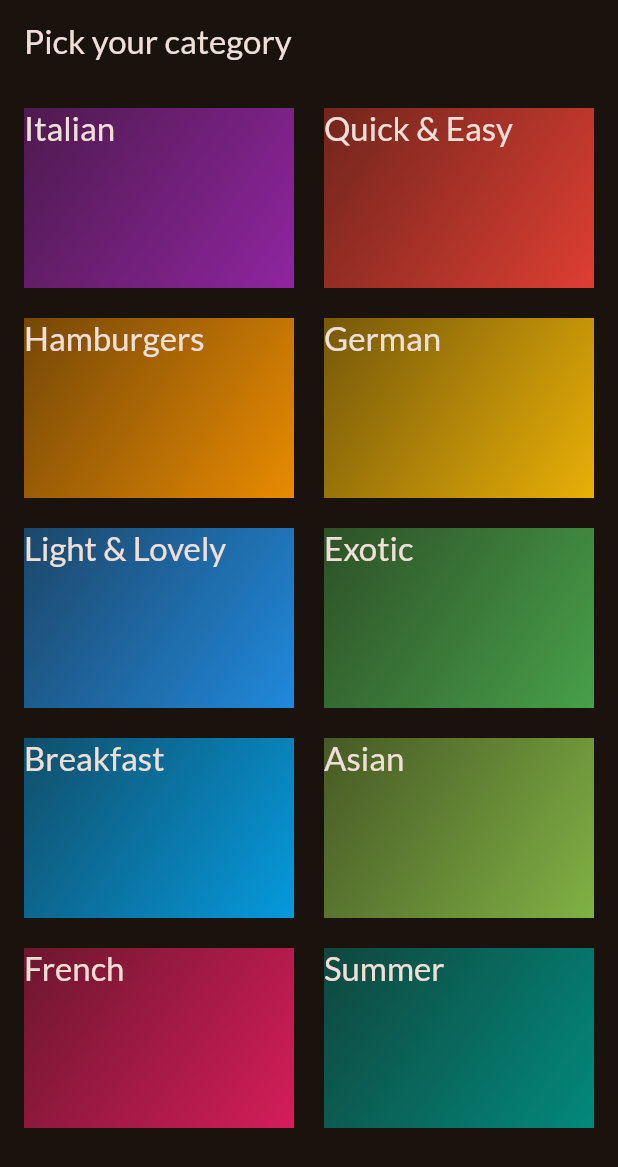
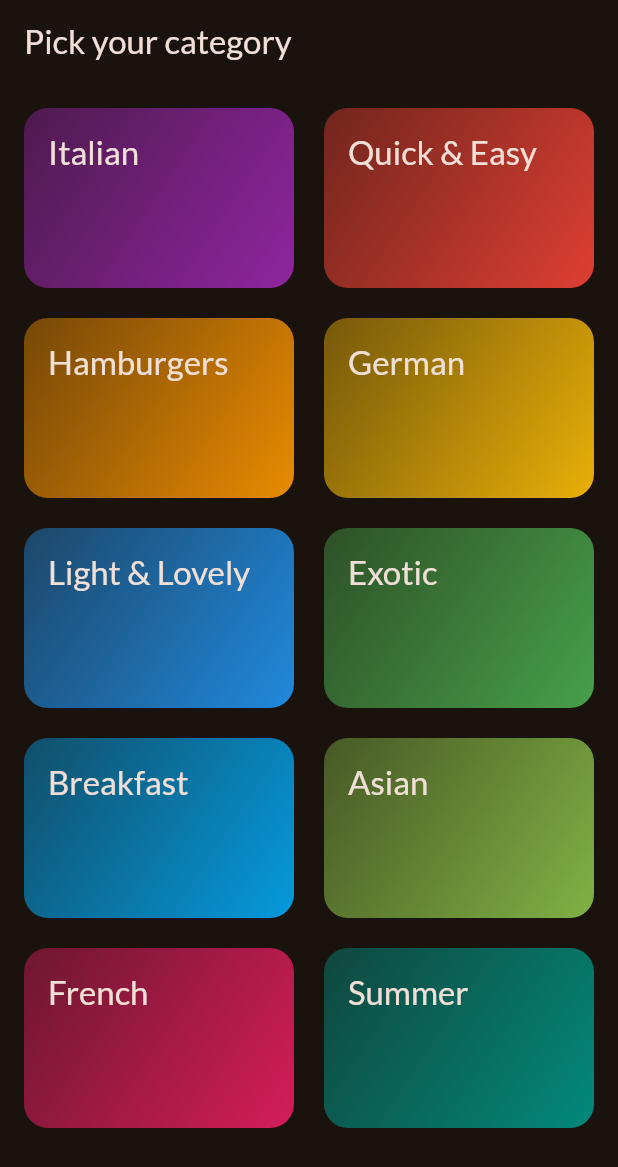
Before and after one commit to Suvisuttikasame/flutter-lab, a Flutter app: the screen it shows after launch, on a phone screen of 412 x 824 dp. Shown: the top 1167 px of the screen. Run offline on Flutter 3.47's test engine with Material 3 defaults, Android fonts, the phone set to English and light mode, and no system bars; our stand-ins replace google_fonts.

Commit message:
- [feat] inkwell tabable widget

```diff
--- a/meal_app/lib/widgets/category_item.dart
+++ b/meal_app/lib/widgets/category_item.dart
@@ -7,8 +7,12 @@ class CategoryItem extends StatelessWidget {
 
   @override
   Widget build(BuildContext context) {
-    return DecoratedBox(
+    return InkWell(
+      onTap: () {},
+      splashColor: Theme.of(context).colorScheme.onPrimary,
+      child: DecoratedBox(
         decoration: BoxDecoration(
+          borderRadius: BorderRadius.circular(16),
           gradient: LinearGradient(
             colors: [
               category.color.withOpacity(0.4),
@@ -18,6 +22,8 @@ class CategoryItem extends StatelessWidget {
             end: Alignment.bottomRight,
           ),
         ),
+        child: Padding(
+          padding: const EdgeInsets.all(16.0),
           child: Text(
             category.title,
             style: Theme.of(context)
@@ -25,6 +31,8 @@ class CategoryItem extends StatelessWidget {
                 .titleLarge!
                 .copyWith(color: Theme.of(context).colorScheme.onBackground),
           ),
+        ),
+      ),
     );
   }
 }
```
Lines whose indentation alone changed are shown as unchanged.
